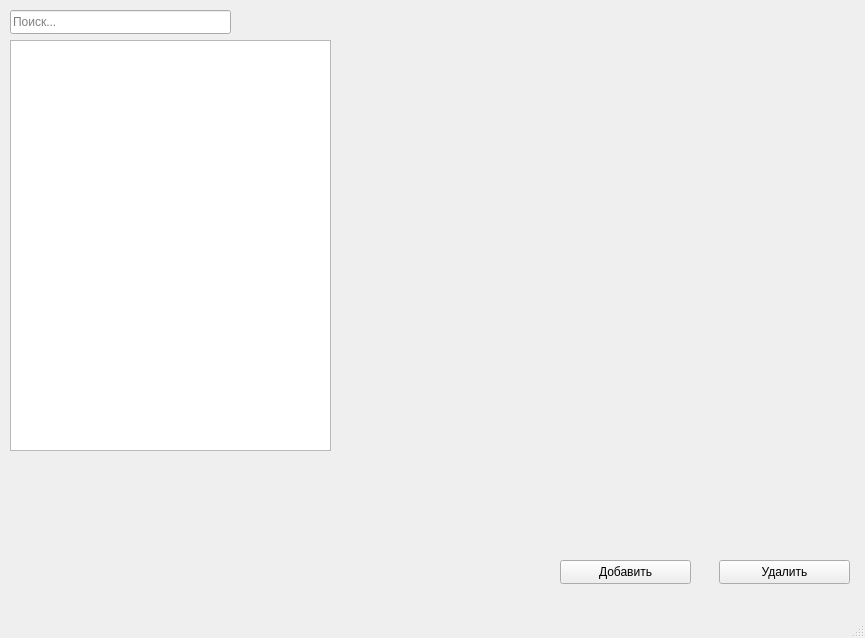
Old version of the form Qt_Phone_Book/mainwindow.ui in the repository deathlydh/qt-phone-book.
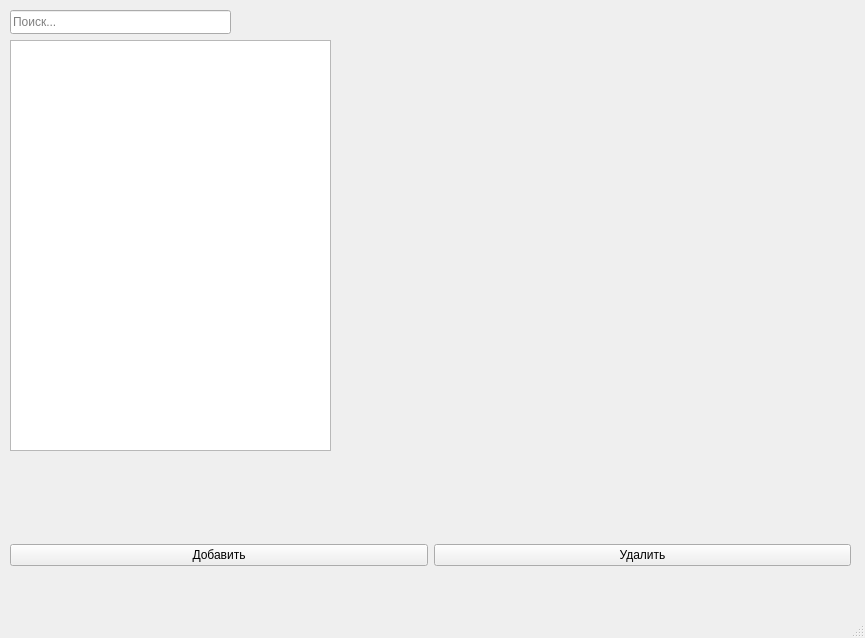
New version of the form. Icons and pictures are not drawn.

The edit to the form file:
```diff
--- a/Qt_Phone_Book/mainwindow.ui
+++ b/Qt_Phone_Book/mainwindow.ui
@@ -63,31 +63,31 @@
      <string/>
     </property>
    </widget>
+   <widget class="QWidget" name="">
+    <property name="geometry">
+     <rect>
+      <x>10</x>
+      <y>520</y>
+      <width>841</width>
+      <height>71</height>
+     </rect>
+    </property>
+    <layout class="QHBoxLayout" name="horizontalLayout">
+     <item>
    <widget class="QPushButton" name="addContactButton">
-    <property name="geometry">
-     <rect>
-      <x>560</x>
-      <y>560</y>
-      <width>131</width>
-      <height>24</height>
-     </rect>
-    </property>
     <property name="text">
      <string>Добавить</string>
     </property>
    </widget>
+     </item>
+     <item>
    <widget class="QPushButton" name="removeContactButton">
-    <property name="geometry">
-     <rect>
-      <x>719</x>
-      <y>560</y>
-      <width>131</width>
-      <height>24</height>
-     </rect>
-    </property>
     <property name="text">
      <string>Удалить</string>
     </property>
+      </widget>
+     </item>
+    </layout>
    </widget>
   </widget>
   <widget class="QMenuBar" name="menubar">
```
Lines whose indentation alone changed are shown as unchanged.
